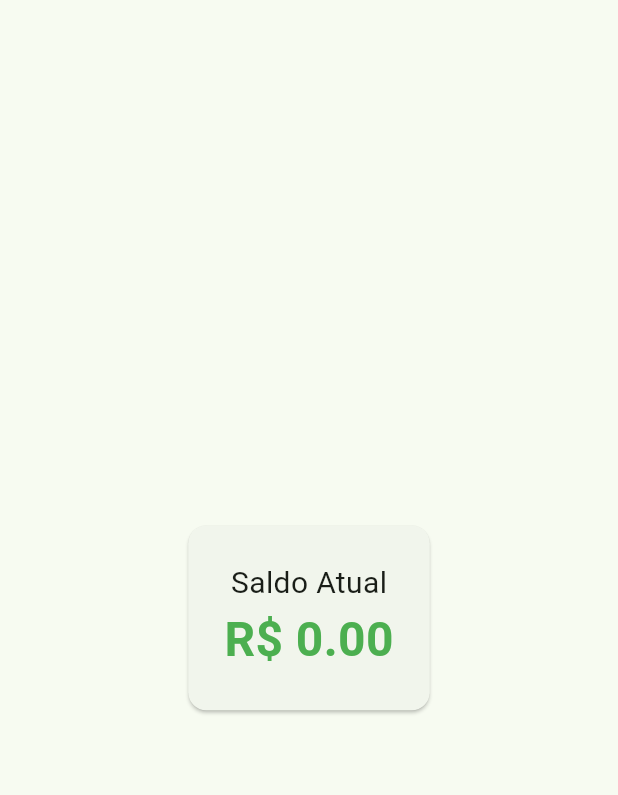
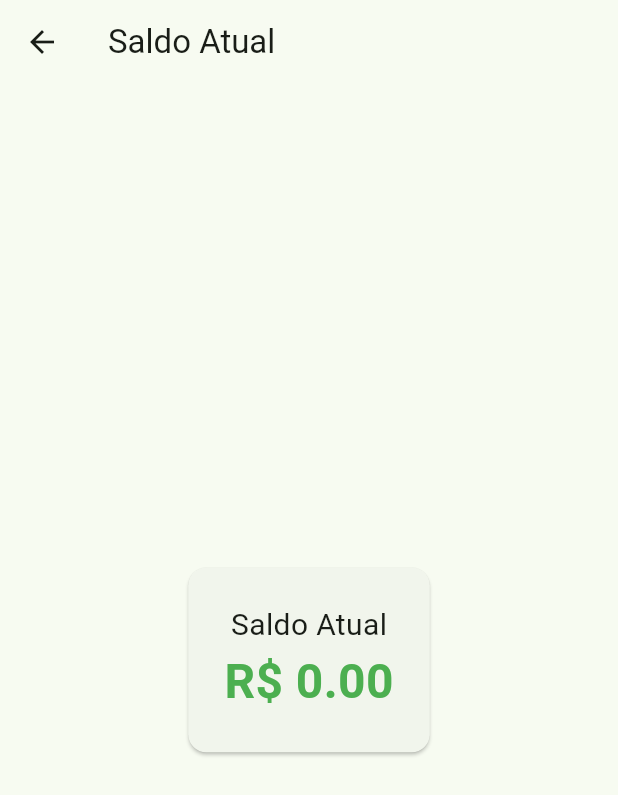
Before and after one commit to Lucas-Passos/saldo_positivo, a Flutter app: the ResultadoScreen screen opened directly, on a phone screen of 412 x 824 dp. Shown: the top 795 px of the screen. Run offline on Flutter 3.47's test engine with Material 3 defaults, Android fonts, the phone set to English and light mode, and no system bars; our stand-ins replace hive, hive_flutter; accounts and stored records are empty.

Commit message:
feat: Refactor ResultadoScreen to use StatefulWidget and implement saldo calculation with Hive data

```diff
--- a/lib/screens/resultado_screen.dart
+++ b/lib/screens/resultado_screen.dart
@@ -1,13 +1,39 @@
 import 'package:flutter/material.dart';
+import 'package:hive_flutter/hive_flutter.dart';
+import '../datasource/hive_datasource.dart';
+import '../models/receita.dart';
+import '../models/despesa.dart';
 import '../widgets/saldo_card.dart';
 
-class ResultadoScreen extends StatelessWidget {
+class ResultadoScreen extends StatefulWidget {
   const ResultadoScreen({super.key});
 
   @override
+  State<ResultadoScreen> createState() => _ResultadoScreenState();
+}
+
+class _ResultadoScreenState extends State<ResultadoScreen> {
+  final HiveDataSource _data = HiveDataSource();
+
+  @override
   Widget build(BuildContext context) {
-    return const Scaffold(
-      body: Center(child: SaldoCard(saldo: 0.0)), // saldo calculado futuramente
+    final receitaBox = Hive.box<Receita>('receitas');
+    final despesaBox = Hive.box<Despesa>('despesas');
+
+    return Scaffold(
+      appBar: AppBar(title: const Text('Saldo Atual')),
+      body: ValueListenableBuilder(
+        valueListenable: receitaBox.listenable(),
+        builder: (context, Box<Receita> receitas, _) {
+          return ValueListenableBuilder(
+            valueListenable: despesaBox.listenable(),
+            builder: (context, Box<Despesa> despesas, _) {
+              final saldo = _data.calcularSaldo();
+              return Center(child: SaldoCard(saldo: saldo));
+            },
+          );
+        },
+      ),
     );
   }
 }
```
